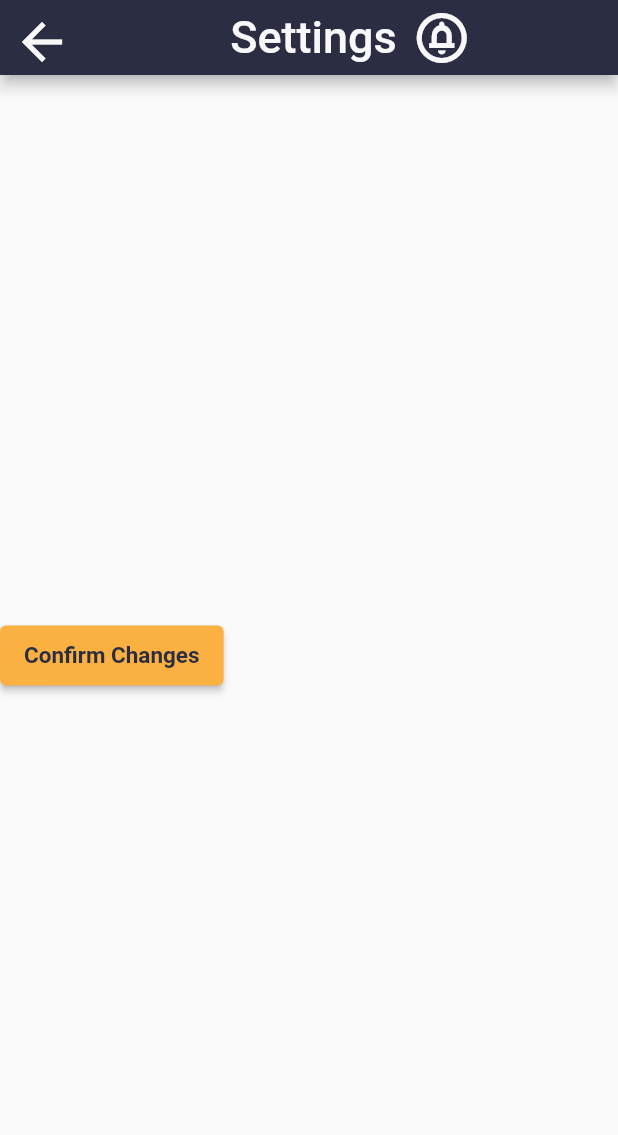
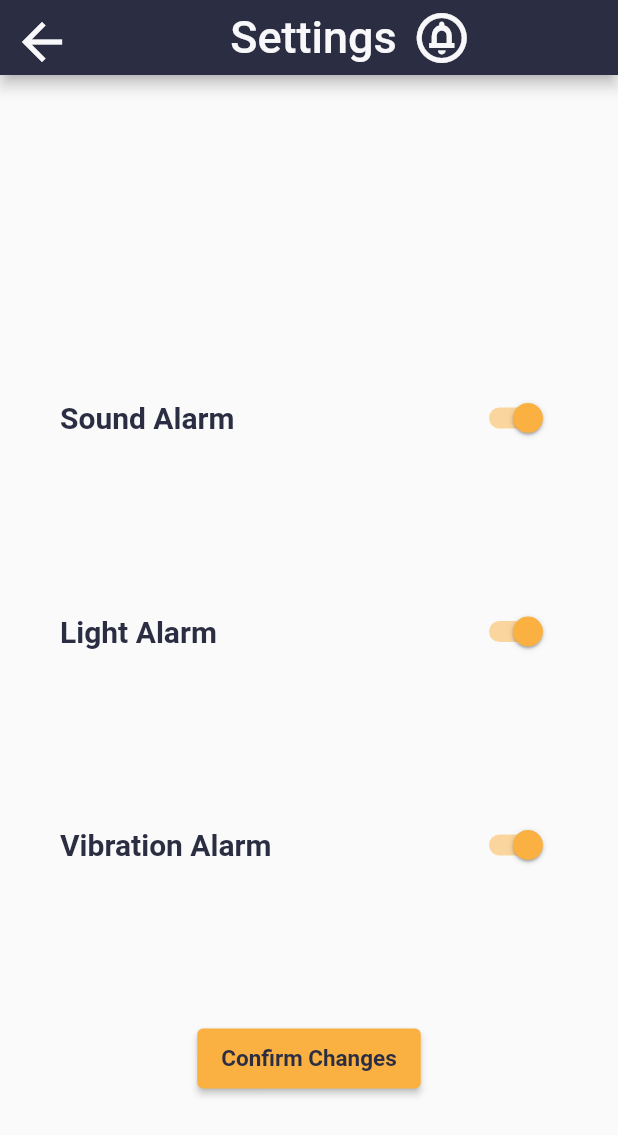
Before and after one commit to rhit-koenignm/KeepClose, a Flutter app: the KeepCloseNotificationsSettingsPage screen opened directly, on a phone screen of 412 x 824 dp. Shown: the top 1135 px of the screen. Run offline on Flutter 3.47's test engine with Material 2 defaults, Android fonts, the phone set to English and light mode, and no system bars.

Commit message:
Completed initial version of Keep-Close prototype

```diff
--- /dev/null
+++ b/keep_close/lib/components/kc_labeled_switch.dart
@@ -0,0 +1,48 @@
+import 'package:flutter/material.dart';
+import 'keep_close_color_theme.dart';
+
+class KCLabeledSwitch extends StatefulWidget {
+  final String labelText;
+  final Function(bool) onChange;
+  final double fontSize;
+  final Color activeColor;
+
+  const KCLabeledSwitch({Key? key, required this.labelText, required this.onChange, required this.fontSize, required this.activeColor}) : super(key: key);
+
+  @override
+  State<KCLabeledSwitch> createState() => _KCLabeledSwitchState();
+}
+
+class _KCLabeledSwitchState extends State<KCLabeledSwitch> {
+  bool switchVal = true;
+
+  @override
+  Widget build(BuildContext context) {
+    return Padding(
+      padding: EdgeInsets.symmetric(horizontal: 40),
+      child: Flex(
+        direction: Axis.horizontal,
+        mainAxisAlignment: MainAxisAlignment.spaceBetween,
+        clipBehavior: Clip.hardEdge,
+        children: <Widget>[
+          Text(
+            widget.labelText,
+            style: TextStyle(
+                color: KCColorTheme.getDarkColor(),
+                fontSize: widget.fontSize,
+                fontWeight: FontWeight.bold
+            ),
+          ),
+          Switch(
+            value: switchVal,
+            activeColor: widget.activeColor,
+            onChanged: (bool value) {
+              switchVal = value;
+              widget.onChange(switchVal);
+            },
+          )
+        ],
+      ),
+    );
+  }
+}
--- a/keep_close/lib/pages/keep_close_notifications_settings_page.dart
+++ b/keep_close/lib/pages/keep_close_notifications_settings_page.dart
@@ -1,4 +1,5 @@
 import 'package:flutter/material.dart';
+import 'package:keep_close/components/kc_labeled_switch.dart';
 
 import '../components/kc_appbar.dart';
 import '../components/kc_elevated_button.dart';
@@ -15,6 +16,11 @@ class _KeepCloseNotificationsSettingsPageState extends State<KeepCloseNotificati
   final double widgetSpacing = 40;
   double buttonWidth = 100;
   double buttonHeight = 40;
+  double labelFontSize = 18;
+
+  bool isSoundEnabled = false;
+  bool isLightEnabled = false;
+  bool isVibrationEnabled = false;
 
   @override
   Widget build(BuildContext context) {
@@ -28,20 +34,60 @@ class _KeepCloseNotificationsSettingsPageState extends State<KeepCloseNotificati
         hasIcon: true,
         iconData: Icons.circle_notifications_outlined,
       ),
-      body: Column(
+      body: Center(
+        child: Column(
           mainAxisAlignment: MainAxisAlignment.spaceEvenly,
           children: <Widget>[
+            const Padding(
+              padding: EdgeInsets.symmetric(horizontal: 40),
+              child: Text(""),
+            ),
+            KCLabeledSwitch(
+                labelText: "Sound Alarm",
+                activeColor: KCColorTheme.getYellowAccent(),
+                onChange: (bool value) {
+                  setState(() {
+                    print("Sound switch changed to $value");
+                    isSoundEnabled = value;
+                  });
+                },
+                fontSize: 20
+            ),
+            KCLabeledSwitch(
+                labelText: "Light Alarm",
+                activeColor: KCColorTheme.getYellowAccent(),
+                onChange: (bool value) {
+                  setState(() {
+                    print("Light switch changed to $value");
+                    isLightEnabled = value;
+                  });
+                },
+                fontSize: 20
+            ),
+            KCLabeledSwitch(
+                labelText: "Vibration Alarm",
+                activeColor: KCColorTheme.getYellowAccent(),
+                onChange: (bool value) {
+                  setState(() {
+                    print("Vibration switch changed to $value");
+                    isVibrationEnabled = value;
+                  });
+                },
+                fontSize: 20
+            ),
             KCElevatedButton(
               fontSize: 15,
               buttonTitle: "Confirm Changes",
               onPress: () {
                 print("Let's confirm some changes!");
+                print("Confirm hit with sound=$isSoundEnabled, light=$isLightEnabled, vibration=$isVibrationEnabled");
               },
               minWidth: buttonWidth,
               minHeight: buttonHeight,
             ),
           ],
         ),
+      )
     );
   }
 }
--- a/keep_close/lib/pages/keep_close_setup_page.dart
+++ b/keep_close/lib/pages/keep_close_setup_page.dart
@@ -38,8 +38,8 @@ class _KeepCloseSetupPageState extends State<KeepCloseSetupPage> {
       body: Column(
         mainAxisAlignment: MainAxisAlignment.spaceEvenly,
         children: <Widget>[
-          Padding(
-            padding: const EdgeInsets.symmetric(horizontal: 40, vertical: 16),
+          const Padding(
+            padding: EdgeInsets.symmetric(horizontal: 40, vertical: 16),
             child: KCTextFormField(labelText: "Enter Device Name"),
           ),
           KCElevatedButton(
```
Lines whose indentation alone changed are shown as unchanged.
